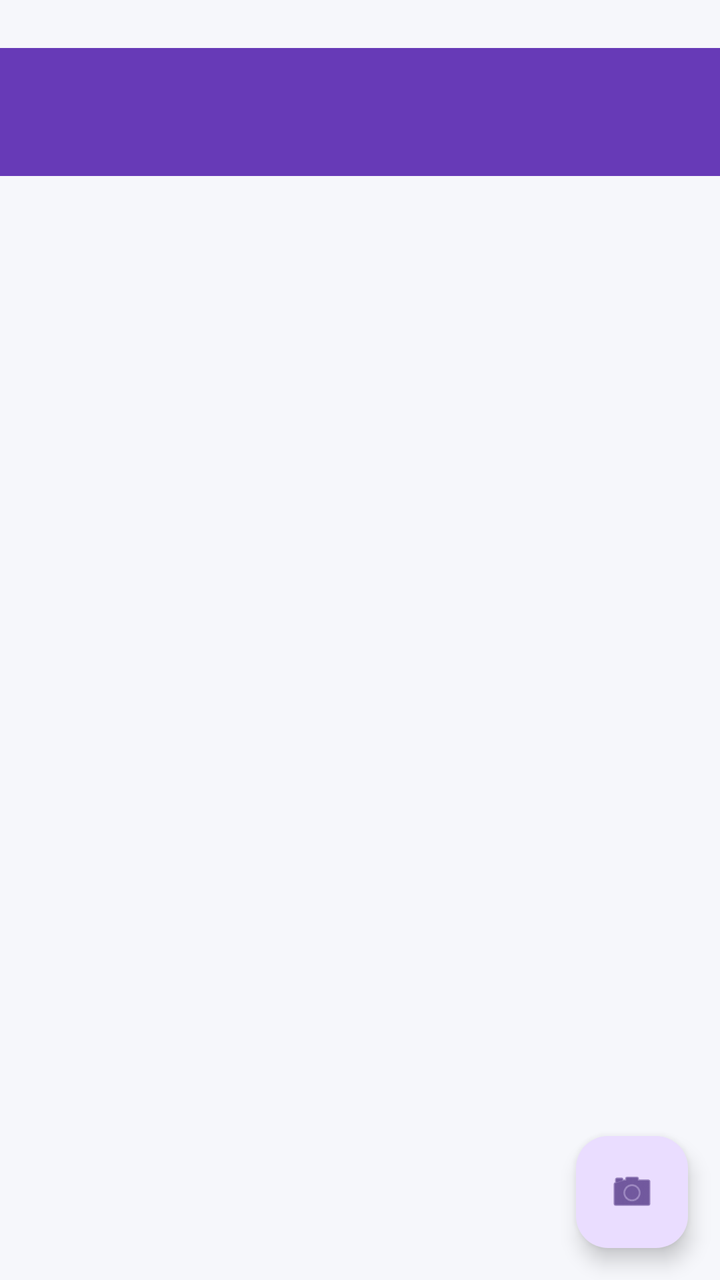
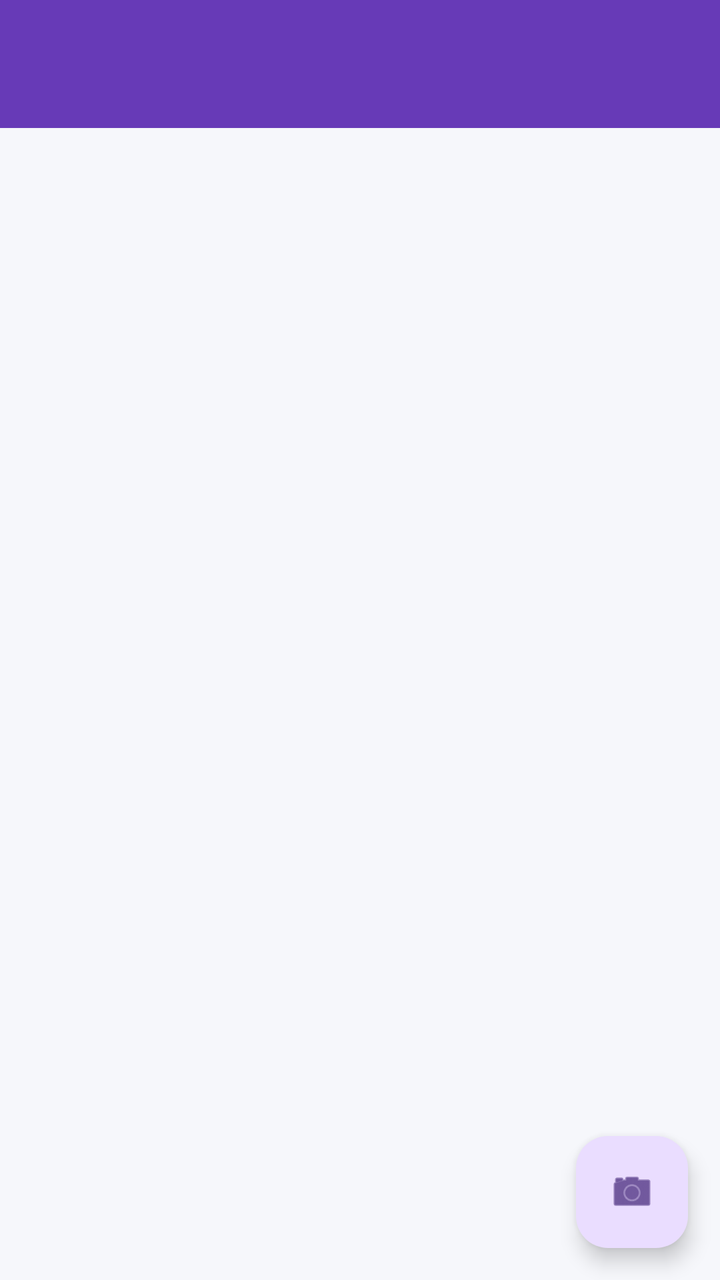

The first picture is an Android layout as it rendered before a commit; the second is the same layout after the commit. The layout source and the unified diff follow.
<!-- AndroidManifest.xml: application theme Theme.CampusConnect -->
<!-- res/layout/activity_event_recap.xml -->
<?xml version="1.0" encoding="utf-8"?>
<androidx.constraintlayout.widget.ConstraintLayout xmlns:android="http://schemas.android.com/apk/res/android"
    xmlns:app="http://schemas.android.com/apk/res-auto"
    android:layout_width="match_parent"
    android:layout_height="match_parent">

    <com.google.android.material.appbar.MaterialToolbar
        android:id="@+id/toolbar"
        android:layout_width="match_parent"
        android:layout_height="?attr/actionBarSize"
        android:layout_marginTop="24dp"
        android:background="?attr/colorPrimary"
        app:titleTextColor="?attr/colorOnPrimary"
        app:layout_constraintTop_toTopOf="parent" />

    <androidx.recyclerview.widget.RecyclerView
        android:id="@+id/recapRecyclerView"
        android:layout_width="match_parent"
        android:layout_height="0dp"
        android:padding="4dp"
        app:layout_constraintBottom_toBottomOf="parent"
        app:layout_constraintTop_toBottomOf="@id/toolbar" />

    <com.google.android.material.floatingactionbutton.FloatingActionButton
        android:id="@+id/addPhotoFab"
        android:layout_width="wrap_content"
        android:layout_height="wrap_content"
        android:layout_margin="16dp"
        android:src="@android:drawable/ic_menu_camera"
        app:layout_constraintBottom_toBottomOf="parent"
        app:layout_constraintEnd_toEndOf="parent"
        android:contentDescription="Add Memory Photo" />

</androidx.constraintlayout.widget.ConstraintLayout>
<!-- resources referenced by this layout -->
<resources>
  <style name="Theme.CampusConnect" parent="Base.Theme.CampusConnect" />
  <style name="Base.Theme.CampusConnect" parent="Theme.Material3.DayNight.NoActionBar">
          
          <item name="colorPrimary">@color/primary</item>
          <item name="colorOnPrimary">@color/on_primary</item>
          <item name="colorSecondary">@color/secondary</item>
          <item name="colorOnSecondary">@color/on_secondary</item>
          <item name="colorTertiary">@color/tertiary</item>
          <item name="colorOnTertiary">@color/on_tertiary</item>
          <item name="android:windowBackground">@color/background</item>
          <item name="colorSurface">@color/surface</item>
          <item name="colorOnSurface">@color/on_surface</item>
  
          <item name="colorSurfaceVariant">@color/surface_variant</item>
          <item name="colorOnSurfaceVariant">@color/on_surface_variant</item>
          <item name="colorError">@color/error</item>
          <item name="colorOnError">@color/on_error</item>
          <item name="colorOutline">@color/outline</item>
          <item name="colorOutlineVariant">@color/outline_variant</item>
          <item name="android:statusBarColor">@color/primary</item>
  
          
          <item name="materialCardViewStyle">@style/Widget.CampusConnect.Card</item>
      </style>
  <color name="primary">#673AB7</color>
  <color name="on_primary">#FFFFFF</color>
  <color name="secondary">#009688</color>
  <color name="on_secondary">#FFFFFF</color>
  <color name="tertiary">#FFC107</color>
  <color name="on_tertiary">#000000</color>
  <color name="background">#F6F7FB</color>
  <color name="surface">#FFFFFF</color>
  <color name="on_surface">#1A1C1E</color>
  <color name="surface_variant">#E1E2EC</color>
  <color name="on_surface_variant">#44474E</color>
  <color name="error">#B3261E</color>
  <color name="on_error">#FFFFFF</color>
  <color name="outline">#74777F</color>
  <color name="outline_variant">#C4C6D0</color>
  <style name="Widget.CampusConnect.Card" parent="Widget.Material3.CardView.Elevated">
          <item name="cardCornerRadius">16dp</item>
          <item name="cardElevation">2dp</item>
          <item name="strokeWidth">0dp</item>
      </style>
</resources>

<!-- the commit's change to res/layout/activity_event_recap.xml (unified diff, before → after) -->
@@ -8,7 +8,6 @@
         android:id="@+id/toolbar"
         android:layout_width="match_parent"
         android:layout_height="?attr/actionBarSize"
-        android:layout_marginTop="24dp"
         android:background="?attr/colorPrimary"
         app:titleTextColor="?attr/colorOnPrimary"
         app:layout_constraintTop_toTopOf="parent" />
@@ -29,6 +28,6 @@
         android:src="@android:drawable/ic_menu_camera"
         app:layout_constraintBottom_toBottomOf="parent"
         app:layout_constraintEnd_toEndOf="parent"
-        android:contentDescription="Add Memory Photo" />
+        android:contentDescription="@string/cd_add_memory_photo" />
 
 </androidx.constraintlayout.widget.ConstraintLayout>
<!-- resource entries referenced after the edit -->
@@ -1,5 +1,6 @@
 <!-- resources referenced by this layout -->
 <resources>
+  <string name="cd_add_memory_photo">Add Memory Photo</string>
   <style name="Theme.CampusConnect" parent="Base.Theme.CampusConnect" />
   <style name="Base.Theme.CampusConnect" parent="Theme.Material3.DayNight.NoActionBar">
           
